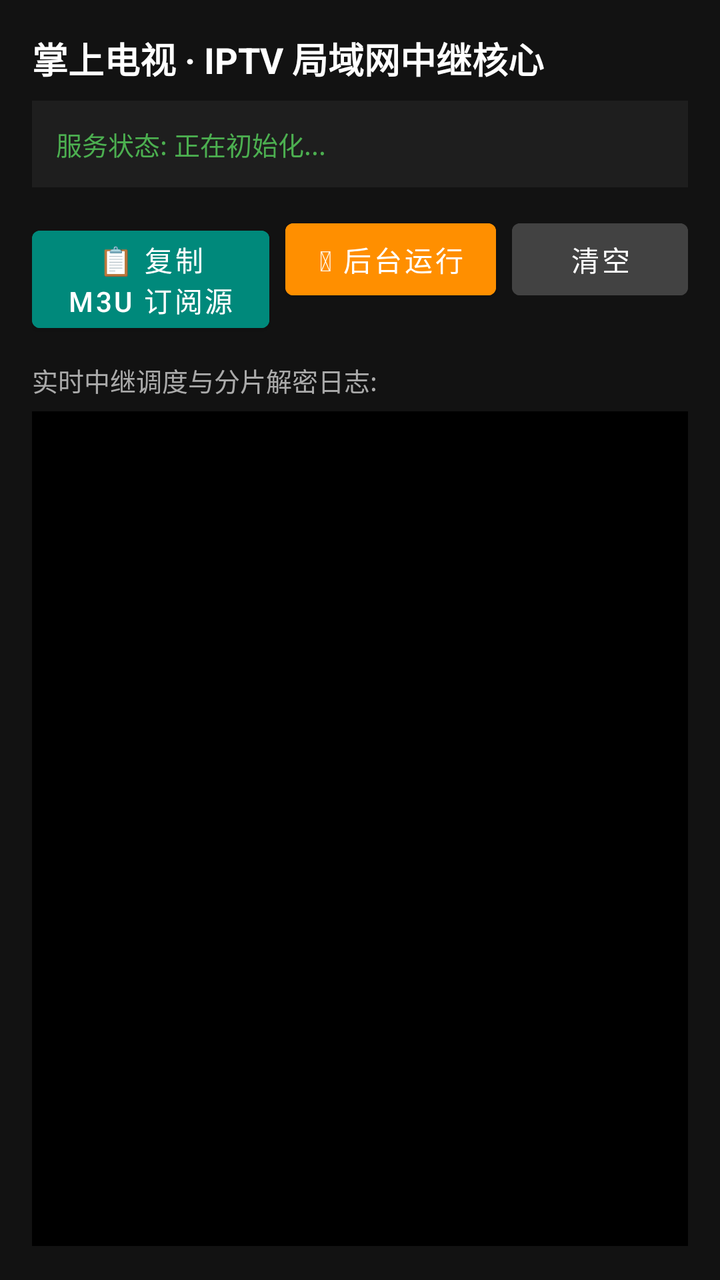
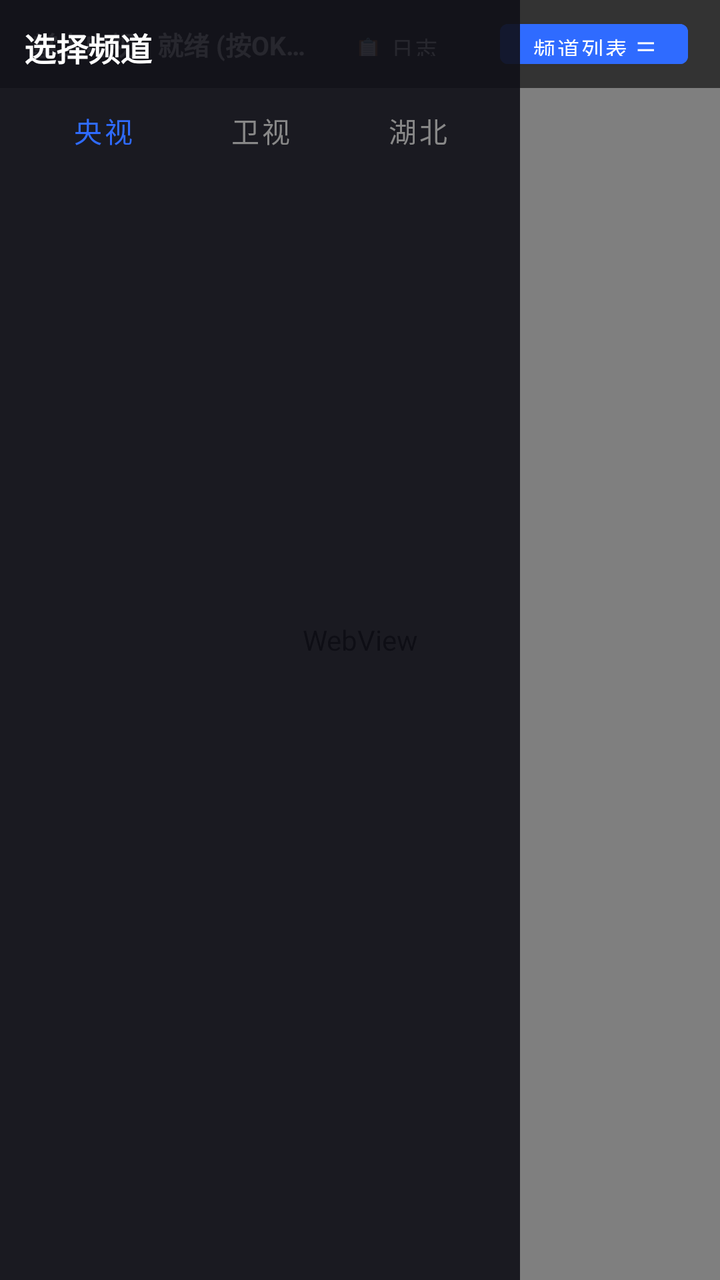

The first picture is an Android layout as it rendered before a commit; the second is the same layout after the commit. The layout source and the unified diff follow.
<!-- AndroidManifest.xml: application theme Theme.MaterialComponents.Light.NoActionBar -->
<!-- res/layout/activity_main.xml -->
<?xml version="1.0" encoding="utf-8"?>
<LinearLayout xmlns:android="http://schemas.android.com/apk/res/android"
    android:layout_width="match_parent"
    android:layout_height="match_parent"
    android:background="#121212"
    android:fitsSystemWindows="true"
    android:orientation="vertical"
    android:padding="16dp">

    <TextView
        android:layout_width="wrap_content"
        android:layout_height="wrap_content"
        android:text="掌上电视 · IPTV 局域网中继核心"
        android:textColor="#FFFFFF"
        android:textSize="18sp"
        android:textStyle="bold" />

    <TextView
        android:id="@+id/tvServerStatus"
        android:layout_width="match_parent"
        android:layout_height="wrap_content"
        android:layout_marginTop="8dp"
        android:background="#1E1E1E"
        android:padding="12dp"
        android:text="服务状态: 正在初始化..."
        android:textColor="#4CAF50"
        android:textSize="13sp" />

    
    <LinearLayout
        android:layout_width="match_parent"
        android:layout_height="wrap_content"
        android:layout_marginTop="12dp"
        android:orientation="horizontal">

        <Button
            android:id="@+id/btnCopyM3u"
            android:layout_width="0dp"
            android:layout_height="wrap_content"
            android:layout_weight="1"
            android:backgroundTint="#00897B"
            android:text="📋 复制 M3U 订阅源"
            android:textColor="#FFFFFF" />

        <Button
            android:id="@+id/btnMinimize"
            android:layout_width="wrap_content"
            android:layout_height="wrap_content"
            android:layout_marginStart="8dp"
            android:backgroundTint="#FF8F00"
            android:text="🗕 后台运行"
            android:textColor="#FFFFFF" />

        <Button
            android:id="@+id/btnClearLogs"
            android:layout_width="wrap_content"
            android:layout_height="wrap_content"
            android:layout_marginStart="8dp"
            android:backgroundTint="#424242"
            android:text="清空"
            android:textColor="#FFFFFF" />
    </LinearLayout>

    <TextView
        android:layout_width="wrap_content"
        android:layout_height="wrap_content"
        android:layout_marginTop="14dp"
        android:text="实时中继调度与分片解密日志:"
        android:textColor="#AAAAAA"
        android:textSize="13sp" />

    
    <ScrollView
        android:id="@+id/logScrollView"
        android:layout_width="match_parent"
        android:layout_height="0dp"
        android:layout_marginTop="6dp"
        android:layout_weight="1"
        android:background="#000000"
        android:padding="8dp">

        <TextView
            android:id="@+id/tvConsoleLogs"
            android:layout_width="match_parent"
            android:layout_height="wrap_content"
            android:fontFamily="monospace"
            android:textColor="#00FF66"
            android:textIsSelectable="true"
            android:textSize="11sp" />
    </ScrollView>

    
    <LinearLayout
        android:id="@+id/hiddenWebContainer"
        android:layout_width="1dp"
        android:layout_height="1dp"
        android:orientation="vertical"
        android:visibility="invisible" />
</LinearLayout>
<!-- resources referenced by this layout -->
<resources>

</resources>

<!-- the commit's change to res/layout/activity_main.xml (unified diff, before → after) -->
@@ -1,99 +1,177 @@
 <?xml version="1.0" encoding="utf-8"?>
-<LinearLayout xmlns:android="http://schemas.android.com/apk/res/android"
+<FrameLayout xmlns:android="http://schemas.android.com/apk/res/android"
     android:layout_width="match_parent"
     android:layout_height="match_parent"
-    android:background="#121212"
-    android:fitsSystemWindows="true"
-    android:orientation="vertical"
-    android:padding="16dp">
+    android:background="#000000">
 
-    <TextView
-        android:layout_width="wrap_content"
-        android:layout_height="wrap_content"
-        android:text="掌上电视 · IPTV 局域网中继核心"
-        android:textColor="#FFFFFF"
-        android:textSize="18sp"
-        android:textStyle="bold" />
-
-    <TextView
-        android:id="@+id/tvServerStatus"
+    
+    <WebView
+        android:id="@+id/playerWebView"
         android:layout_width="match_parent"
-        android:layout_height="wrap_content"
-        android:layout_marginTop="8dp"
-        android:background="#1E1E1E"
-        android:padding="12dp"
-        android:text="服务状态: 正在初始化..."
-        android:textColor="#4CAF50"
-        android:textSize="13sp" />
+        android:layout_height="match_parent" />
 
     
     <LinearLayout
+        android:id="@+id/topBar"
         android:layout_width="match_parent"
         android:layout_height="wrap_content"
-        android:layout_marginTop="12dp"
-        android:orientation="horizontal">
+        android:background="#99000000"
+        android:gravity="center_vertical"
+        android:orientation="horizontal"
+        android:paddingStart="16dp"
+        android:paddingTop="6dp"
+        android:paddingEnd="16dp"
+        android:paddingBottom="6dp">
 
-        <Button
-            android:id="@+id/btnCopyM3u"
+        <TextView
+            android:id="@+id/tvCurrentPlaying"
             android:layout_width="0dp"
             android:layout_height="wrap_content"
             android:layout_weight="1"
-            android:backgroundTint="#00897B"
-            android:text="📋 复制 M3U 订阅源"
-            android:textColor="#FFFFFF" />
+            android:singleLine="true"
+            android:text="掌上电视 · 就绪 (按OK键选台)"
+            android:textColor="#FFFFFF"
+            android:textSize="13sp"
+            android:textStyle="bold" />
 
         <Button
-            android:id="@+id/btnMinimize"
+            android:id="@+id/btnToggleLogs"
+            android:layout_width="wrap_content"
+            android:layout_height="32dp"
+            android:layout_marginEnd="8dp"
+            android:backgroundTint="#333333"
+            android:focusable="true"
+            android:text="📋 日志"
+            android:textColor="#FFFFFF"
+            android:textSize="11sp" />
+
+        <Button
+            android:id="@+id/btnToggleDrawer"
+            android:layout_width="wrap_content"
+            android:layout_height="32dp"
+            android:backgroundTint="#2F6BFF"
+            android:focusable="true"
+            android:text="频道列表 ☰"
+            android:textColor="#FFFFFF"
+            android:textSize="11sp" />
+    </LinearLayout>
+
+    
+    <LinearLayout
+        android:id="@+id/channelDrawer"
+        android:layout_width="260dp"
+        android:layout_height="match_parent"
+        android:layout_gravity="start"
+        android:background="#E6101018"
+        android:orientation="vertical"
+        android:padding="12dp"
+        android:visibility="visible">
+
+        <TextView
             android:layout_width="wrap_content"
             android:layout_height="wrap_content"
-            android:layout_marginStart="8dp"
-            android:backgroundTint="#FF8F00"
-            android:text="🗕 后台运行"
-            android:textColor="#FFFFFF" />
+            android:text="选择频道"
+            android:textColor="#FFFFFF"
+            android:textSize="16sp"
+            android:textStyle="bold" />
 
-        <Button
-            android:id="@+id/btnClearLogs"
-            android:layout_width="wrap_content"
+        <LinearLayout
+            android:layout_width="match_parent"
             android:layout_height="wrap_content"
-            android:layout_marginStart="8dp"
-            android:backgroundTint="#424242"
-            android:text="清空"
-            android:textColor="#FFFFFF" />
+            android:layout_marginTop="6dp"
+            android:orientation="horizontal">
+
+            <Button
+                android:id="@+id/tabCctv"
+                style="@style/Widget.MaterialComponents.Button.TextButton"
+                android:layout_width="0dp"
+                android:layout_height="wrap_content"
+                android:layout_weight="1"
+                android:text="央视"
+                android:textColor="#2F6BFF" />
+
+            <Button
+                android:id="@+id/tabSatellite"
+                style="@style/Widget.MaterialComponents.Button.TextButton"
+                android:layout_width="0dp"
+                android:layout_height="wrap_content"
+                android:layout_weight="1"
+                android:text="卫视"
+                android:textColor="#888888" />
+
+            <Button
+                android:id="@+id/tabLocal"
+                style="@style/Widget.MaterialComponents.Button.TextButton"
+                android:layout_width="0dp"
+                android:layout_height="wrap_content"
+                android:layout_weight="1"
+                android:text="湖北"
+                android:textColor="#888888" />
+        </LinearLayout>
+
+        <androidx.recyclerview.widget.RecyclerView
+            android:id="@+id/rvChannels"
+            android:layout_width="match_parent"
+            android:layout_height="0dp"
+            android:layout_weight="1"
+            android:paddingTop="6dp" />
     </LinearLayout>
 
-    <TextView
-        android:layout_width="wrap_content"
-        android:layout_height="wrap_content"
-        android:layout_marginTop="14dp"
-        android:text="实时中继调度与分片解密日志:"
-        android:textColor="#AAAAAA"
-        android:textSize="13sp" />
+    
+    <LinearLayout
+        android:id="@+id/logOverlay"
+        android:layout_width="400dp"
+        android:layout_height="220dp"
+        android:layout_gravity="bottom|end"
+        android:background="#D9000000"
+        android:orientation="vertical"
+        android:padding="8dp"
+        android:visibility="gone">
 
-    
-    <ScrollView
-        android:id="@+id/logScrollView"
-        android:layout_width="match_parent"
-        android:layout_height="0dp"
-        android:layout_marginTop="6dp"
-        android:layout_weight="1"
-        android:background="#000000"
-        android:padding="8dp">
-
-        <TextView
-            android:id="@+id/tvConsoleLogs"
+        <LinearLayout
             android:layout_width="match_parent"
             android:layout_height="wrap_content"
-            android:fontFamily="monospace"
-            android:textColor="#00FF66"
-            android:textIsSelectable="true"
-            android:textSize="11sp" />
-    </ScrollView>
+            android:orientation="horizontal">
 
-    
+            <TextView
+                android:layout_width="0dp"
+                android:layout_height="wrap_content"
+                android:layout_weight="1"
+                android:text="实时运行日志:"
+                android:textColor="#00E676"
+                android:textSize="11sp" />
+
+            <TextView
+                android:id="@+id/btnCloseLogs"
+                android:layout_width="wrap_content"
+                android:layout_height="wrap_content"
+                android:clickable="true"
+                android:focusable="true"
+                android:text="关闭 ✕"
+                android:textColor="#FFFFFF"
+                android:textSize="11sp" />
+        </LinearLayout>
+
+        <ScrollView
+            android:id="@+id/logScrollView"
+            android:layout_width="match_parent"
+            android:layout_height="match_parent"
+            android:layout_marginTop="4dp">
+
+            <TextView
+                android:id="@+id/tvConsoleLogs"
+                android:layout_width="match_parent"
+                android:layout_height="wrap_content"
+                android:fontFamily="monospace"
+                android:textColor="#A7FFEB"
+                android:textSize="10sp" />
+        </ScrollView>
+    </LinearLayout>
+
     <LinearLayout
         android:id="@+id/hiddenWebContainer"
         android:layout_width="1dp"
         android:layout_height="1dp"
         android:orientation="vertical"
         android:visibility="invisible" />
-</LinearLayout>
+</FrameLayout>
